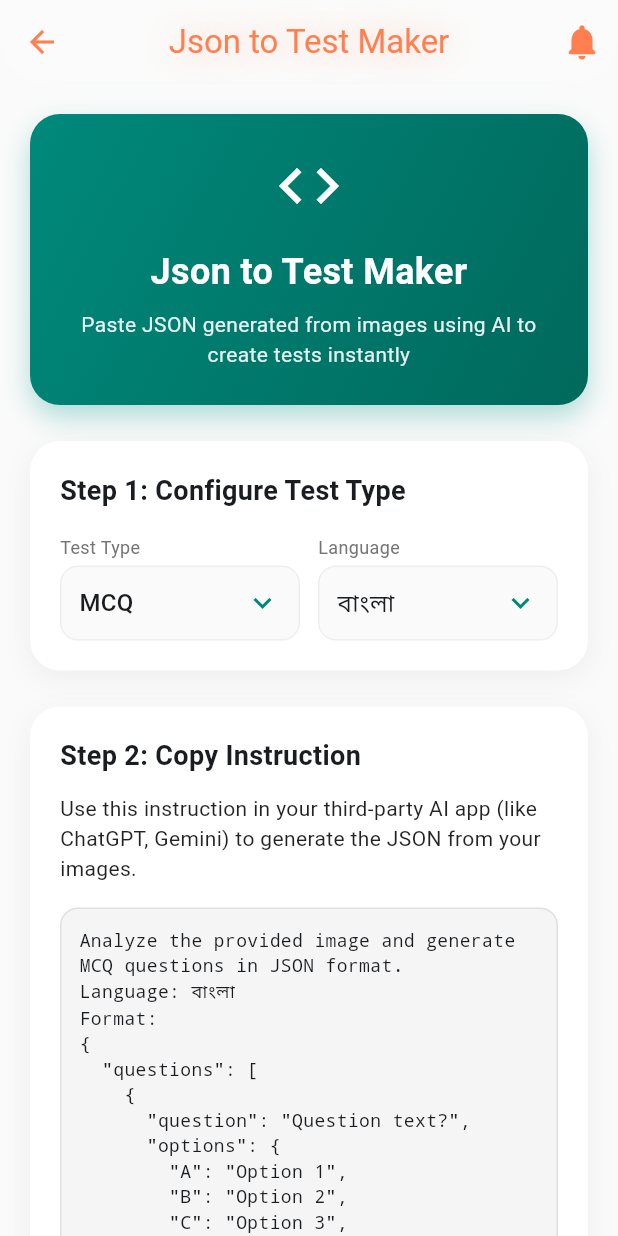
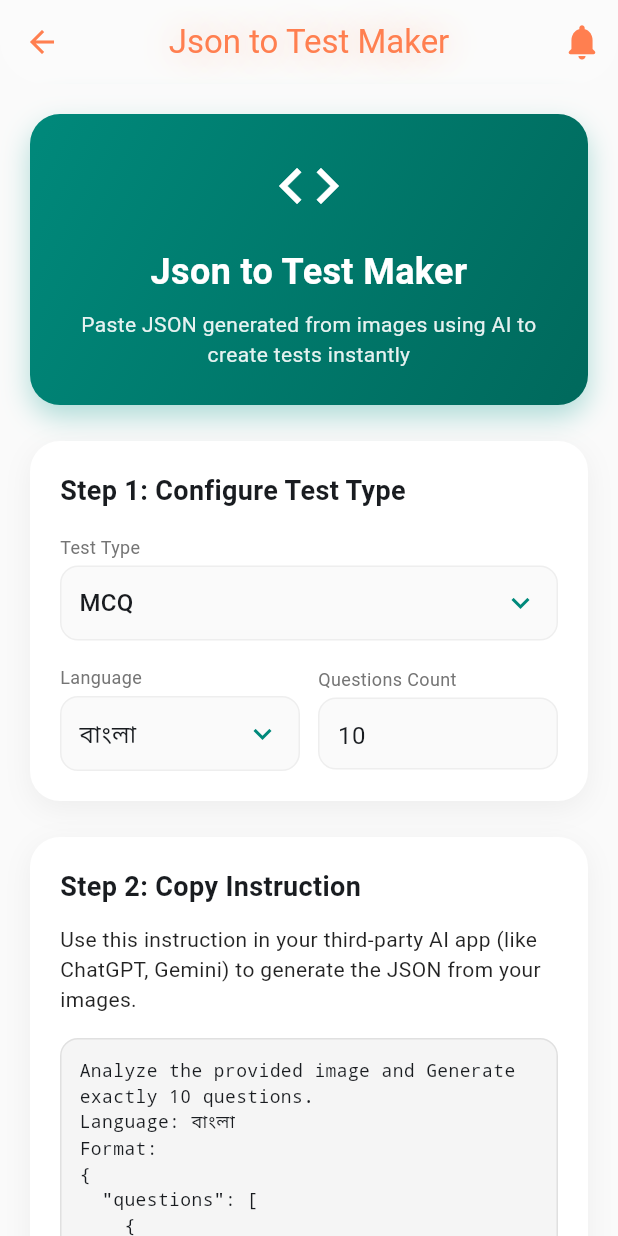
Before and after one commit to Pi-Dev-0/Pi-QBank, a Flutter app: the JsonToTestMakerPage screen opened directly, on a phone screen of 412 x 824 dp. Run offline on Flutter 3.47's test engine with Material 3 defaults, Android fonts, the phone set to English and light mode, and no system bars; our stand-ins replace connectivity_plus, file_picker, flutter_tts, image_picker, logger, open_file and 7 more; missing offline and left inert: flutter_pdfview; accounts and stored records are empty; network calls fail; Roboto replaces fonts that are missing (HindSiliguri).

Commit message:
feat: add custom question count input to test generation prompt

```diff
--- a/lib/pages/json_to_test_maker_page.dart
+++ b/lib/pages/json_to_test_maker_page.dart
@@ -14,6 +14,7 @@ class JsonToTestMakerPage extends StatefulWidget {
 
 class _JsonToTestMakerPageState extends State<JsonToTestMakerPage> with TickerProviderStateMixin {
   final TextEditingController _jsonController = TextEditingController();
+  final TextEditingController _countController = TextEditingController(text: '10');
   String _selectedTestType = 'MCQ';
   String _selectedLanguage = 'বাংলা';
 
@@ -45,12 +46,15 @@ class _JsonToTestMakerPageState extends State<JsonToTestMakerPage> with TickerPr
   void dispose() {
     _animationController.dispose();
     _jsonController.dispose();
+    _countController.dispose();
     super.dispose();
   }
 
   String _getCustomInstruction() {
+    final int count = int.tryParse(_countController.text) ?? 10;
+    final String countText = 'Generate exactly $count questions.';
     if (_selectedTestType == 'MCQ') {
-      return '''Analyze the provided image and generate MCQ questions in JSON format.
+      return '''Analyze the provided image and $countText
 Language: $_selectedLanguage
 Format:
 {
@@ -68,7 +72,7 @@ Format:
   ]
 }''';
     } else if (_selectedTestType == 'Short Question') {
-      return '''Analyze the provided image and generate Short Answer questions in JSON format.
+      return '''Analyze the provided image and $countText
 Language: $_selectedLanguage
 Format:
 {
@@ -80,7 +84,7 @@ Format:
   ]
 }''';
     } else {
-      return '''Analyze the provided image and generate Creative (Srojonshil) questions in JSON format.
+      return '''Analyze the provided image and $countText
 Language: $_selectedLanguage
 Format:
 {
@@ -312,18 +316,16 @@ Format:
             style: TextStyle(fontSize: 18, fontWeight: FontWeight.bold),
           ),
           const SizedBox(height: 16),
+          _buildDropdown(
+            label: 'Test Type',
+            icon: Icons.quiz_outlined,
+            value: _selectedTestType,
+            items: ['MCQ', 'Short Question', 'Creative Question'],
+            onChanged: (val) => setState(() => _selectedTestType = val!),
+          ),
+          const SizedBox(height: 16),
           Row(
             children: [
-              Expanded(
-                child: _buildDropdown(
-                  label: 'Test Type',
-                  icon: Icons.quiz_outlined,
-                  value: _selectedTestType,
-                  items: ['MCQ', 'Short Question', 'Creative Question'],
-                  onChanged: (val) => setState(() => _selectedTestType = val!),
-                ),
-              ),
-              const SizedBox(width: 12),
               Expanded(
                 child: _buildDropdown(
                   label: 'Language',
@@ -333,10 +335,53 @@ Format:
                   onChanged: (val) => setState(() => _selectedLanguage = val!),
                 ),
               ),
+              const SizedBox(width: 12),
+              Expanded(
+                child: _buildNumberInput(
+                  label: 'Questions Count',
+                  icon: Icons.format_list_numbered,
+                  controller: _countController,
+                  onChanged: (val) => setState(() {}),
+                ),
+              ),
             ],
           ),
         ],
       ),
+    );
+  }
+
+  Widget _buildNumberInput({
+    required String label,
+    required IconData icon,
+    required TextEditingController controller,
+    required ValueChanged<String> onChanged,
+  }) {
+    return Column(
+      crossAxisAlignment: CrossAxisAlignment.start,
+      children: [
+        Text(label, style: TextStyle(fontSize: 12, color: Colors.grey.shade600)),
+        const SizedBox(height: 4),
+        Container(
+          height: 48,
+          padding: const EdgeInsets.symmetric(horizontal: 12),
+          decoration: BoxDecoration(
+            color: Colors.grey.shade50,
+            borderRadius: BorderRadius.circular(12),
+            border: Border.all(color: Colors.grey.shade200),
+          ),
+          child: TextField(
+            controller: controller,
+            keyboardType: TextInputType.number,
+            inputFormatters: [FilteringTextInputFormatter.digitsOnly],
+            onChanged: onChanged,
+            decoration: const InputDecoration(
+              border: InputBorder.none,
+              contentPadding: EdgeInsets.zero,
+            ),
+          ),
+        ),
+      ],
     );
   }
 
```
